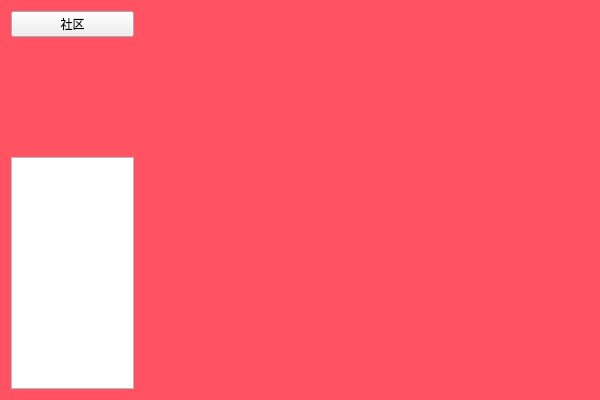
The window that pomodoro.ui (yeteye/Software_Engineering_ClassWork) describes before a commit, drawn with Qt 5.
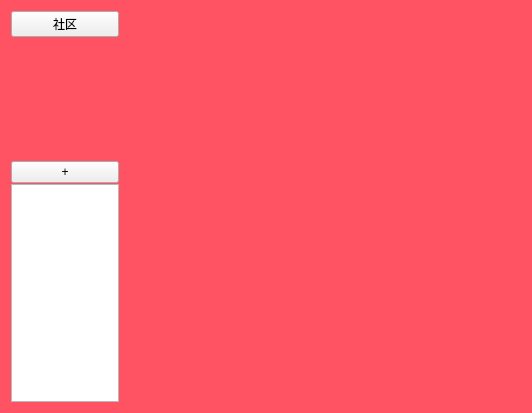
The same window after the commit. Icons and pictures are not drawn. Custom widgets are drawn as their Qt base class.

Commit message: main_window

What changed in the file:
```diff
--- a/pomodoro.ui
+++ b/pomodoro.ui
@@ -6,8 +6,8 @@
    <rect>
     <x>0</x>
     <y>0</y>
-    <width>600</width>
-    <height>400</height>
+    <width>532</width>
+    <height>413</height>
    </rect>
   </property>
   <property name="windowTitle">
@@ -59,6 +59,16 @@
      </item>
      <item>
       <layout class="QVBoxLayout" name="verticalLayout_7">
+       <property name="spacing">
+        <number>1</number>
+       </property>
+       <item>
+        <widget class="QPushButton" name="addItemButton">
+         <property name="text">
+          <string>+</string>
+         </property>
+        </widget>
+       </item>
        <item>
         <widget class="QListWidget" name="listWidget"/>
        </item>
@@ -80,7 +90,7 @@
    <item>
     <layout class="QVBoxLayout" name="verticalLayout_2">
      <property name="spacing">
-      <number>0</number>
+      <number>-1</number>
      </property>
     </layout>
    </item>
```
The commit also changes 1 other file.
